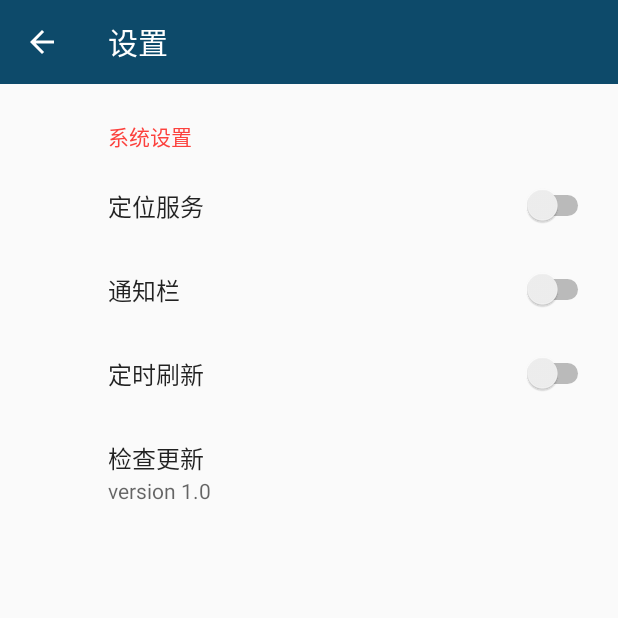
After one commit to KOM451/MinimalistWeatherV2, an Android app: the SettingsActivity screen opened directly, with no data from a screen before it, on a phone screen of 412 x 824 dp, the top half of it. The commit adds this screen. Run offline under Robolectric (Android 15) with nearby library versions, the phone set to English and light mode, and no system bars; our stand-ins replace androidx.preference.

Commit message:
添加系统设置

```diff
--- a/app/build.gradle
+++ b/app/build.gradle
@@ -31,6 +31,7 @@ dependencies {
     implementation fileTree(dir: 'libs', include: ['*.jar'])
 
     implementation 'androidx.appcompat:appcompat:1.1.0'
+    implementation 'androidx.preference:preference:1.1.1'
     testImplementation 'junit:junit:4.12'
     androidTestImplementation 'androidx.test.ext:junit:1.1.1'
     androidTestImplementation 'androidx.test.espresso:espresso-core:3.2.0'
--- /dev/null
+++ b/app/src/main/java/com/minimalistweather/view/activity/SettingsActivity.java
@@ -0,0 +1,86 @@
+package com.minimalistweather.view.activity;
+
+import android.graphics.Color;
+import android.os.Bundle;
+import android.widget.Toast;
+
+import androidx.appcompat.app.ActionBar;
+import androidx.appcompat.app.AppCompatActivity;
+import androidx.appcompat.app.AppCompatDelegate;
+import androidx.appcompat.widget.Toolbar;
+import androidx.preference.Preference;
+import androidx.preference.PreferenceFragmentCompat;
+
+import com.minimalistweather.R;
+
+import org.jetbrains.annotations.NotNull;
+
+public class SettingsActivity extends AppCompatActivity {
+
+    private Toolbar mToolbar;
+    private AppCompatDelegate mDelegate;
+
+    @Override
+    protected void onCreate(Bundle savedInstanceState) {
+        super.onCreate(savedInstanceState);
+        setContentView(R.layout.settings_activity);
+        getDelegate();
+        initView();
+        initToolbar();
+        getSupportFragmentManager()
+                .beginTransaction()
+                .replace(R.id.settings, new SettingsFragment())
+                .commit();
+        ActionBar actionBar = getSupportActionBar();
+        if (actionBar != null) {
+            actionBar.setDisplayHomeAsUpEnabled(true);
+        }
+    }
+
+    @NotNull
+    public AppCompatDelegate getDelegate() {
+        if (mDelegate == null) {
+            mDelegate = AppCompatDelegate.create(this, null);
+        }
+        return mDelegate;
+    }
+
+    private void initView() {
+        mToolbar = findViewById(R.id.toolbar);
+        setSupportActionBar(mToolbar);
+        mToolbar.setTitleTextColor(Color.WHITE);
+        mDelegate.getSupportActionBar().setDisplayShowTitleEnabled(false);
+        mDelegate.getSupportActionBar().setDisplayHomeAsUpEnabled(true);
+        mToolbar.setNavigationOnClickListener(view -> {
+            onBackPressed();
+        });
+    }
+
+    private void initToolbar() {
+        mToolbar.setTitle("设置");
+    }
+
+    @Override
+    public void setSupportActionBar(Toolbar toolbar) {
+        mDelegate.setSupportActionBar(toolbar);
+    }
+
+    public static class SettingsFragment extends PreferenceFragmentCompat {
+        private Preference mCheckUpdate;
+
+        @Override
+        public void onCreatePreferences(Bundle savedInstanceState, String rootKey) {
+            setPreferencesFromResource(R.xml.root_preferences, rootKey);
+            initCheckUpdate();
+        }
+
+        private void initCheckUpdate() {
+            mCheckUpdate = findPreference("update_version");
+            assert mCheckUpdate != null;
+            mCheckUpdate.setOnPreferenceClickListener(preference -> {
+                Toast.makeText(getActivity(), "当前已经市最新版本", Toast.LENGTH_SHORT).show();
+                return false;
+            });
+        }
+    }
+}
--- /dev/null
+++ b/app/src/main/res/layout/settings_activity.xml
@@ -0,0 +1,12 @@
+<LinearLayout xmlns:android="http://schemas.android.com/apk/res/android"
+    android:layout_width="match_parent"
+    android:layout_height="match_parent"
+    android:orientation="vertical">
+
+    <include layout="@layout/toolbar"/>
+
+    <FrameLayout
+        android:id="@+id/settings"
+        android:layout_width="match_parent"
+        android:layout_height="match_parent" />
+</LinearLayout>
--- a/app/src/main/res/layout/test.xml
+++ b/app/src/main/res/layout/test.xml
@@ -13,7 +13,7 @@
         android:scaleType="centerCrop"
         android:src="@mipmap/back_100d" />
 
-    <android.support.v4.view.ViewPager
+    <androidx.viewpager.widget.ViewPager
         android:id="@+id/view_pager"
         android:layout_width="match_parent"
         android:layout_height="match_parent"
--- a/app/src/main/res/values/strings.xml
+++ b/app/src/main/res/values/strings.xml
@@ -68,4 +68,13 @@
     <string name="Bangkok">曼谷</string>
     <string name="Madrid">马德里</string>
     <string name="Popular_Location">热门城市</string>
+    <string name="title_activity_settings">Settings</string>
+
+    <!--setting-->
+    <string name="setting_title">系统设置</string>
+    <string name="switch_location">定位服务</string>
+    <string name="switch_notification">通知栏</string>
+    <string name="switch_regular_refresh">定时刷新</string>
+    <string name="check_update">检查更新</string>
+    <string name="current_version">version 1.0</string>
 </resources>
--- /dev/null
+++ b/app/src/main/res/xml/root_preferences.xml
@@ -0,0 +1,22 @@
+<PreferenceScreen xmlns:app="http://schemas.android.com/apk/res-auto">
+
+    <PreferenceCategory app:title="@string/setting_title">
+        <SwitchPreference
+            app:key="switch_location"
+            app:title="@string/switch_location"/>
+
+        <SwitchPreference
+            app:key="switch_notification"
+            app:title="@string/switch_notification"/>
+
+        <SwitchPreference
+            app:key="switch_regular_refresh"
+            app:title="@string/switch_regular_refresh"/>
+
+        <Preference
+            app:key="update_version"
+            app:title="@string/check_update"
+            app:summary="@string/current_version"/>
+    </PreferenceCategory>
+
+</PreferenceScreen>
```
Also changed, not shown: app/src/main/AndroidManifest.xml (+10 -1 lines), app/src/main/java/com/minimalistweather/service/RegularRefreshService.java (added, +31 -0 lines), app/src/main/java/com/minimalistweather/util/BaseConfigUtil.java (added, +7 -0 lines), app/src/main/java/com/minimalistweather/view/activity/MainActivity.java (+57 -44 lines), app/src/main/res/values/arrays.xml (added, +12 -0 lines), app/src/main/res/drawable-xxhdpi/test_back.jpg (added).
